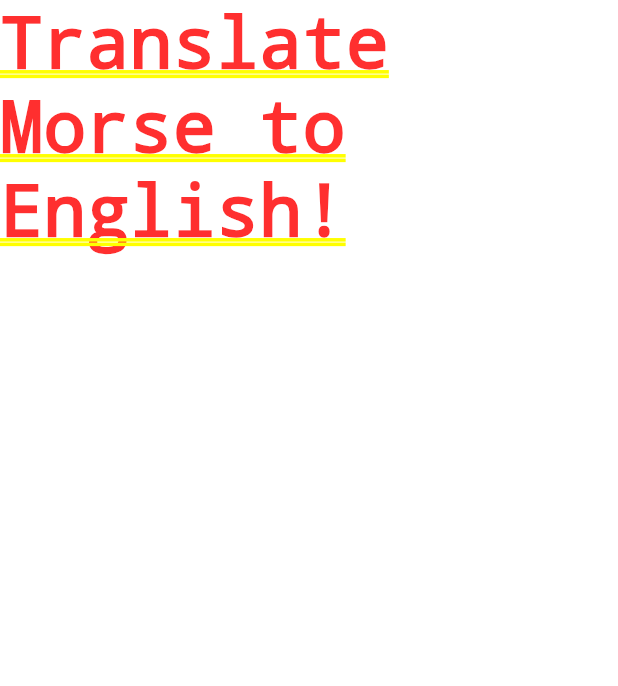
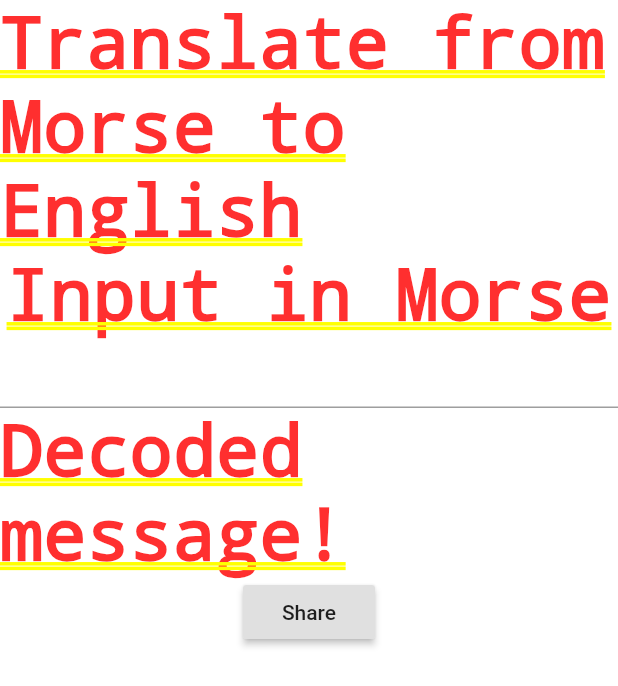
Before and after one commit to shantanugodbole/Morsey, a Flutter app: the screen it shows after launch, after a tap on "Morse -> English", on a phone screen of 412 x 824 dp. Shown: the top 686 px of the screen. Run offline on Flutter 3.47's test engine with Material 2 defaults, Android fonts, the phone set to English and light mode, and no system bars.

Commit message:
basic framework made

```diff
--- a/morse_translator/lib/main.dart
+++ b/morse_translator/lib/main.dart
@@ -1,13 +1,14 @@
 import 'package:flutter/material.dart';
 import 'package:morse_translator/screens/home.dart';
-import 'package:http/http.dart' as http;
+// import 'package:http/http.dart' as http;
 
 void main() {
   runApp(MyApp());
 }
 
 class MyApp extends StatelessWidget {
-  final String url =  "https://api.funtranslations.com/translate/morse.json?text=Hello World";
+  final String url =
+      "https://api.funtranslations.com/translate/morse.json?text=Hello World";
 
   // This widget is the root of your application.
   @override
@@ -15,6 +16,10 @@ class MyApp extends StatelessWidget {
     return MaterialApp(
       title: 'Flutter Demo',
       home: HomePage(),
+      debugShowCheckedModeBanner: false,
+      color: Colors.blue,
+      theme: ThemeData(
+          accentColor: Color(0xFF442C2E), backgroundColor: Color(0xFFFEDBD0)),
     );
   }
 }
--- a/morse_translator/lib/screens/EngToMorse.dart
+++ b/morse_translator/lib/screens/EngToMorse.dart
@@ -9,7 +9,20 @@ class _EngToMorseState extends State<EngToMorse> {
   @override
   Widget build(BuildContext context) {
     return Container(
-      child:Text("Translate from English to Morse"),
+        child: Column(
+      children: [
+        Text("Translate from English to Morse"),
+        Text("Input in Engish"),
+        TextField(
+          autocorrect: true,
+        ),
+        Text("Encoded message!"),
+        RaisedButton(
+          onPressed: () {},
+          child: Text("Share"),
+        ),
+      ],
+    ),
     );
   }
 }
--- a/morse_translator/lib/screens/MorseToEng.dart
+++ b/morse_translator/lib/screens/MorseToEng.dart
@@ -9,7 +9,20 @@ class _MorseToEngState extends State<MorseToEng> {
   @override
   Widget build(BuildContext context) {
     return Container(
-      child: Text("Translate Morse to English!"),
+      child: Column(
+        children: [
+          Text("Translate from Morse to English"),
+          Text("Input in Morse"),
+          TextField(
+            autocorrect: true,
+          ),
+          Text("Decoded message!"),
+          RaisedButton(
+            onPressed: () {},
+            child: Text("Share"),
+          ),
+        ],
+      ),
     );
   }
 }
--- a/morse_translator/lib/screens/home.dart
+++ b/morse_translator/lib/screens/home.dart
@@ -1,7 +1,7 @@
 import 'package:flutter/material.dart';
 import './EngToMorse.dart';
 import './MorseToEng.dart';
-import 'package:http/http.dart' as http;
+// import 'package:http/http.dart' as http;
 
 class HomePage extends StatefulWidget {
   @override
@@ -9,27 +9,41 @@ class HomePage extends StatefulWidget {
 }
 
 class _HomePageState extends State<HomePage> {
-  var url =
-      "https://api.funtranslations.com/translate/morse.json?text=Hello World";
+  // var url =
+  //     "https://api.funtranslations.com/translate/morse.json?text=Hello World";
 
-  @override
-  void initState() async {
-    var response = await http.get(url);
-    if (response.statusCode == 200) {
-      print(response);
-    } else {
-      print(response.statusCode);
-    }
-    super.initState();
-  }
+  // @override
+  // void initState() async {
+  //   var response = await http.get(url);
+  //   if (response.statusCode == 200) {
+  //     print(response);
+  //   } else {
+  //     print(response.statusCode);
+  //   }
+  //   super.initState();
+  // }
 
   @override
   Widget build(BuildContext context) {
     return Container(
+      color: Color(0xFFFEEAE6),
       child: Column(
         children: [
-          Text("Welcome to Morsapp!"),
+          Container(
+            alignment: Alignment.center,
+            child: Text("Welcome to Morsapp!"),
+          ),
+          Container(
+            alignment: Alignment.center,
+            padding: const EdgeInsets.fromLTRB(0, 25, 0, 0),
+            child: Text("Share information secretly!"),
+          ),
+          Row(
+            children: [
               RaisedButton(
+                shape: RoundedRectangleBorder(
+                    borderRadius: BorderRadius.circular(20)),
+                color: Color(0xFFFEDBD0),
                 onPressed: () {
                   Navigator.push(context,
                       MaterialPageRoute(builder: (context) => EngToMorse()));
@@ -37,6 +51,9 @@ class _HomePageState extends State<HomePage> {
                 child: Text("English -> Morse"),
               ),
               RaisedButton(
+                shape: RoundedRectangleBorder(
+                    borderRadius: BorderRadius.circular(20)),
+                color: Color(0xFFFEDBD0),
                 onPressed: () {
                   Navigator.push(context,
                       MaterialPageRoute(builder: (context) => MorseToEng()));
@@ -45,6 +62,8 @@ class _HomePageState extends State<HomePage> {
               )
             ],
           ),
+        ],
+      ),
     );
   }
 }
--- a/morse_translator/pubspec.yaml
+++ b/morse_translator/pubspec.yaml
@@ -24,10 +24,7 @@ dependencies:
   flutter:
     sdk: flutter
   http: ^0.12.2
-
-
-  # The following adds the Cupertino Icons font to your application.
-  # Use with the CupertinoIcons class for iOS style icons.
+  flutter_launcher_icons: "^0.8.1"
   cupertino_icons: ^0.1.3
 
 dev_dependencies:
```
Also changed, not shown: morse_translator/pubspec.lock. Lines whose indentation alone changed are shown as unchanged.
